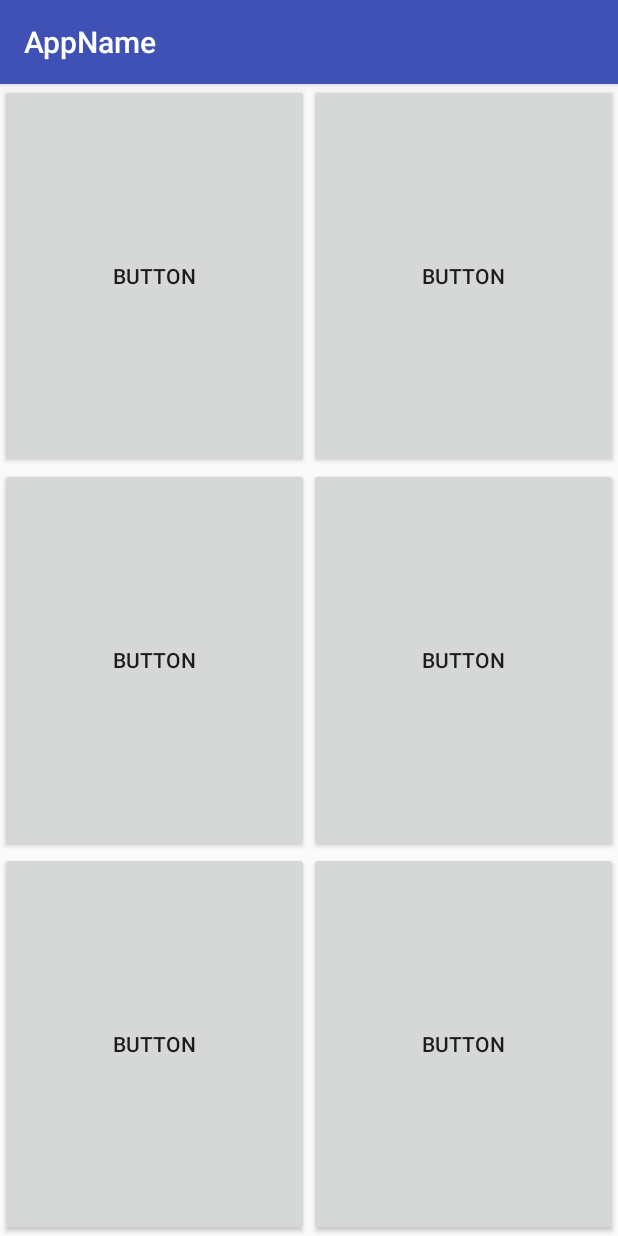
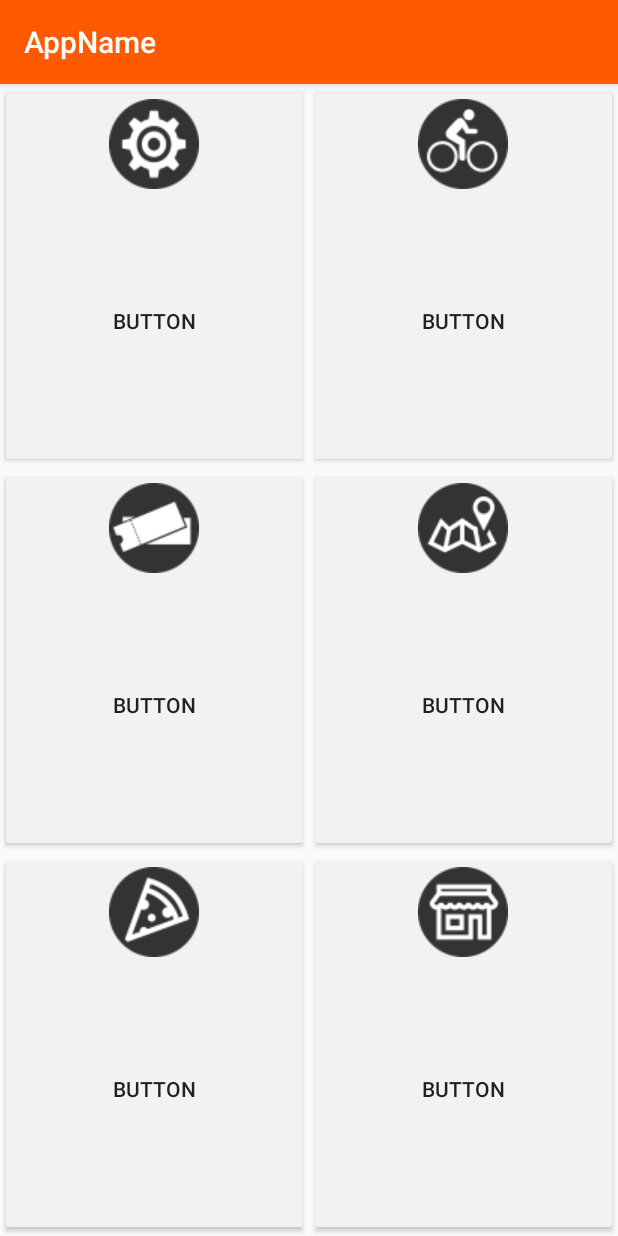
Before and after one commit to dBanasiak/poz_tata_jpg, an Android app: the screen it shows after launch (MainActivity), on a phone screen of 412 x 824 dp. Run offline under Robolectric (Android 15) with nearby library versions, the phone set to English and light mode, and no system bars.

Commit message:
chuj
kokoszka

```diff
--- a/AppName/app/src/main/res/layout/activity_main.xml
+++ b/AppName/app/src/main/res/layout/activity_main.xml
@@ -8,16 +8,11 @@
     tools:context="com.jpg.tata.appname.MainActivity">
 
         <Button
+
             android:layout_width="wrap_content"
             android:layout_height="wrap_content"
-        android:layout_columnWeight="1"
-        android:layout_rowWeight="1"
-        android:layout_gravity="fill"
-        android:text="Button" />
-
-    <Button
-        android:layout_width="wrap_content"
-        android:layout_height="wrap_content"
+            android:drawableTop="@drawable/tools"
+            android:backgroundTint="@color/colorButton"
             android:layout_columnWeight="1"
             android:layout_rowWeight="1"
             android:layout_gravity="fill"
@@ -25,6 +20,8 @@
         <Button
             android:layout_width="wrap_content"
             android:layout_height="wrap_content"
+            android:drawableTop="@drawable/bikestation"
+            android:backgroundTint="@color/colorButton"
             android:layout_columnWeight="1"
             android:layout_rowWeight="1"
             android:layout_gravity="fill"
@@ -32,6 +29,8 @@
         <Button
             android:layout_width="wrap_content"
             android:layout_height="wrap_content"
+            android:drawableTop="@drawable/tickets"
+            android:backgroundTint="@color/colorButton"
             android:layout_columnWeight="1"
             android:layout_rowWeight="1"
             android:layout_gravity="fill"
@@ -39,6 +38,8 @@
         <Button
             android:layout_width="wrap_content"
             android:layout_height="wrap_content"
+            android:drawableTop="@drawable/maproad"
+            android:backgroundTint="@color/colorButton"
             android:layout_columnWeight="1"
             android:layout_rowWeight="1"
             android:layout_gravity="fill"
@@ -46,6 +47,17 @@
         <Button
         android:layout_width="wrap_content"
         android:layout_height="wrap_content"
+        android:drawableTop="@drawable/pizza"
+        android:backgroundTint="@color/colorButton"
+        android:layout_columnWeight="1"
+        android:layout_rowWeight="1"
+        android:layout_gravity="fill"
+        android:text="Button" />
+        <Button
+            android:layout_width="wrap_content"
+            android:layout_height="wrap_content"
+            android:drawableTop="@drawable/shop"
+            android:backgroundTint="@color/colorButton"
             android:layout_columnWeight="1"
             android:layout_rowWeight="1"
             android:layout_gravity="fill"
--- a/AppName/app/src/main/res/values/colors.xml
+++ b/AppName/app/src/main/res/values/colors.xml
@@ -1,6 +1,8 @@
 <?xml version="1.0" encoding="utf-8"?>
 <resources>
-    <color name="colorPrimary">#3F51B5</color>
-    <color name="colorPrimaryDark">#303F9F</color>
+    <color name="colorPrimary">#ff5a00</color>
+    <color name="colorPrimaryDark">#ff5a00</color>
     <color name="colorAccent">#FF4081</color>
+    <color name="colorButton">#f2f2f2</color>
+    <color name="colorBackground">#f2f2f2</color>
 </resources>
--- a/AppName/build.gradle
+++ b/AppName/build.gradle
@@ -5,7 +5,7 @@ buildscript {
         jcenter()
     }
     dependencies {
-        classpath 'com.android.tools.build:gradle:2.3.1'
+        classpath 'com.android.tools.build:gradle:2.3.3'
 
         // NOTE: Do not place your application dependencies here; they belong
         // in the individual module build.gradle files
```
Also changed, not shown: AppName/app/src/main/res/drawable/bikestation.png (added), AppName/app/src/main/res/drawable/maproad.png (added), AppName/app/src/main/res/drawable/pizza.png (added), AppName/app/src/main/res/drawable/shop.png (added), AppName/app/src/main/res/drawable/tickets.png (added), AppName/app/src/main/res/drawable/tools.png (added), 1 other file. Lines whose indentation alone changed are shown as unchanged.
